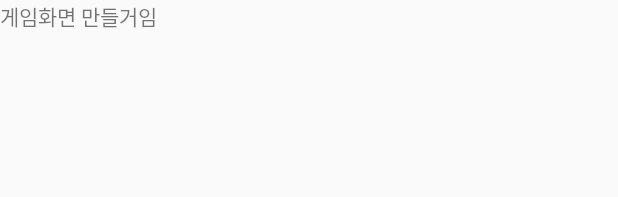
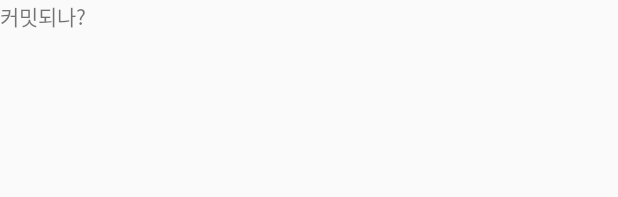
Before and after one commit to ShinHyungjin/Virture_Fishing_Rod, an Android app: the layout activity_game.xml on its own in the app's theme, with its tools: preview values and no code run, on a phone screen of 412 x 824 dp. Shown: the top 197 px of the screen. Run offline under Robolectric (Android 15) with nearby library versions, the phone set to English and light mode, and no system bars.

Commit message:
커밋 확인용

```diff
--- a/app/src/main/res/layout/activity_game.xml
+++ b/app/src/main/res/layout/activity_game.xml
@@ -13,6 +13,6 @@
         android:id="@+id/textView"
         android:layout_width="wrap_content"
         android:layout_height="wrap_content"
-        android:text="게임화면 만들거임" />
+        android:text="커밋되나?" />
 
 </LinearLayout>
```
